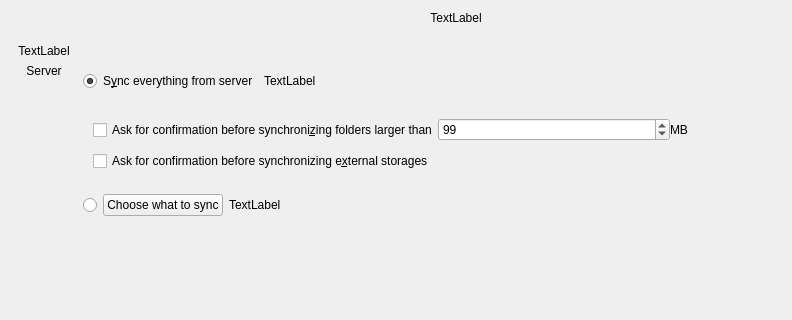
Qt form src/gui/wizard/owncloudadvancedsetuppage.ui (nextcloud/desktop) before a commit; both pictures show x 0 to 792 and y 0 to 320 of the 912 by 633 pixel window.
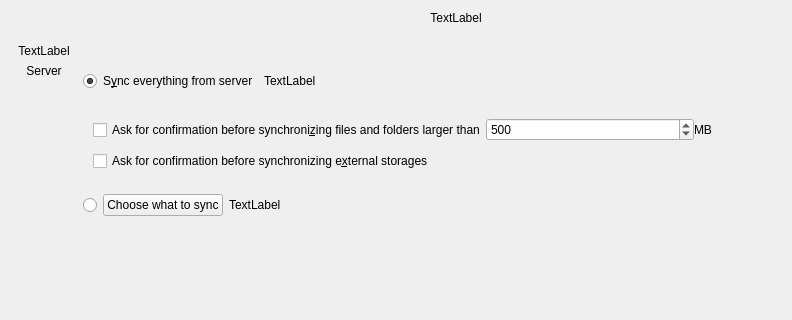
The same form after that commit.

Commit message: Restructuring folder/file limit logic (WIP)

Patch:
```diff
--- a/src/gui/wizard/owncloudadvancedsetuppage.ui
+++ b/src/gui/wizard/owncloudadvancedsetuppage.ui
@@ -145,7 +145,7 @@
             <item>
              <widget class="QCheckBox" name="confCheckBoxSize">
               <property name="text">
-               <string>Ask for confirmation before synchroni&amp;zing folders larger than</string>
+               <string>Ask for confirmation before synchroni&amp;zing files and folders larger than</string>
               </property>
              </widget>
             </item>
@@ -155,7 +155,7 @@
                <number>999999</number>
               </property>
               <property name="value">
-               <number>99</number>
+               <number>500</number>
               </property>
              </widget>
             </item>
```
The commit also changes 14 other files.
